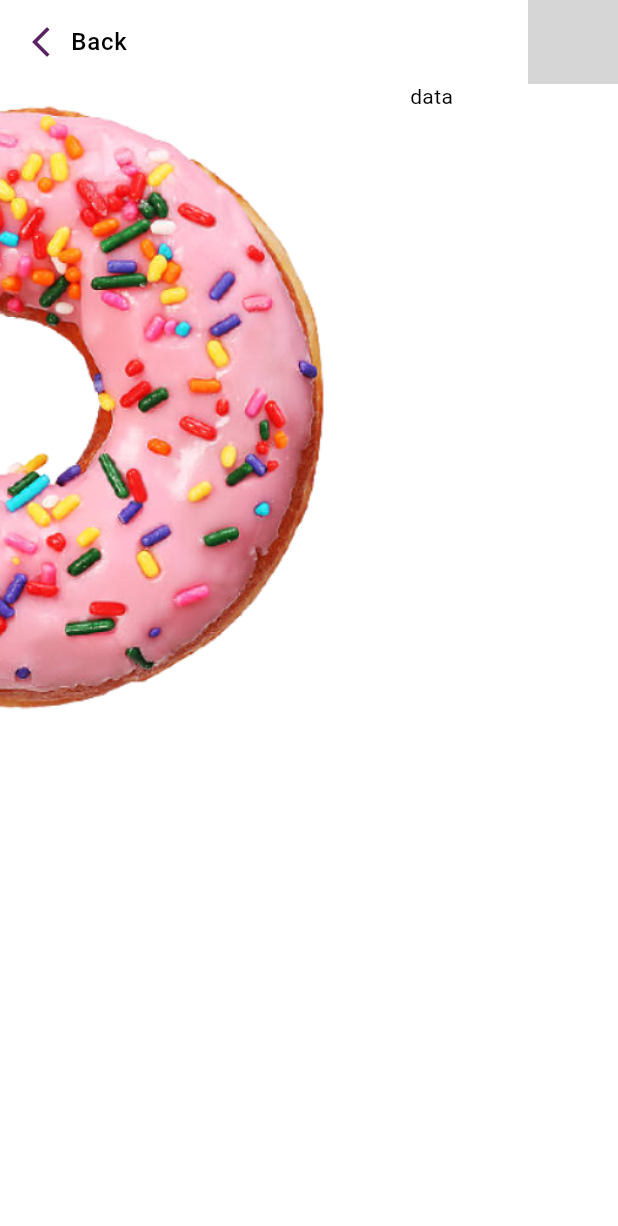
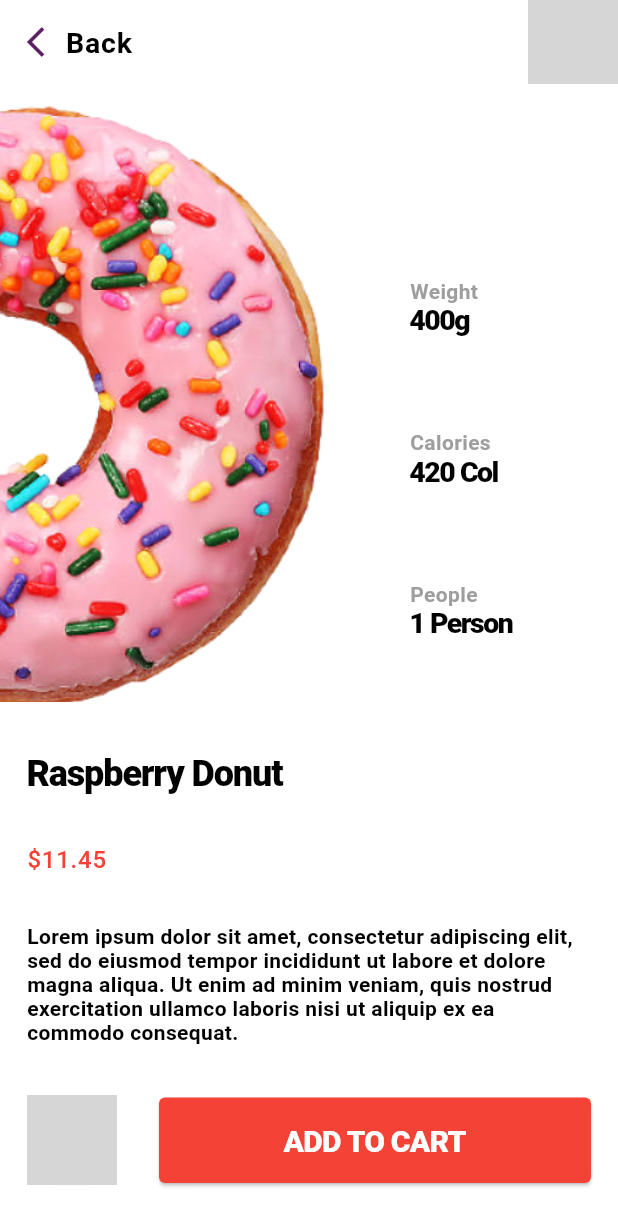
Before and after one commit to ABDERRAHMANE-OUALI/donut_delivery, a Flutter app: the ProductScreen screen opened directly, on a phone screen of 412 x 824 dp. Shown: the top 1226 px of the screen. Run offline on Flutter 3.47's test engine with Material 2 defaults, Android fonts, the phone set to English and light mode, and no system bars; drawn by our look-alikes of flutter_animate, rive; our stand-ins replace bloc, freezed_annotation; Roboto replaces fonts that are missing (Outfit); grey boxes are pictures that could not be loaded.

```diff
--- a/lib/const/const.dart
+++ /dev/null
@@ -1,6 +0,0 @@
-const categories = [
-  {"imgPath": "", "title": "All"},
-  {"imgPath": "", "title": "Burger"},
-  {"imgPath": "", "title": "Pizzq"},
-  {"imgPath": "", "title": "Desert"}
-];
--- a/lib/main.dart
+++ b/lib/main.dart
@@ -1,5 +1,5 @@
-import 'package:donut_delivery/const/theme.dart';
-import 'package:donut_delivery/screens/welcome_screen.dart';
+import 'package:donut_delivery/theme.dart';
+import 'package:donut_delivery/presentation/welcome_screen/welcome_screen.dart';
 import 'package:donut_delivery/utils/ui_helper.dart';
 import 'package:flutter/material.dart';
 
--- /dev/null
+++ b/lib/presentation/product_screen/product_screen.dart
@@ -0,0 +1,144 @@
+import 'package:donut_delivery/widgets/product_text_info.dart';
+import 'package:flutter/material.dart';
+import 'package:flutter_animate/flutter_animate.dart';
+import 'package:rive/rive.dart';
+
+class ProductScreen extends StatelessWidget {
+  @override
+  Widget build(BuildContext context) {
+    return Scaffold(
+      backgroundColor: Colors.white,
+      appBar: AppBar(
+        elevation: 0,
+        backgroundColor: Colors.white,
+        leadingWidth: 100,
+        leading: TextButton.icon(
+            onPressed: () {
+              Navigator.pop(context);
+            },
+            icon: const Icon(Icons.arrow_back_ios_new),
+            label: Text(
+              "Back",
+              style: Theme.of(context)
+                  .textTheme
+                  .bodyLarge
+                  ?.copyWith(fontWeight: FontWeight.bold, fontSize: 19),
+            )),
+        actions: const [
+          SizedBox(
+              height: 60,
+              width: 60,
+              child: RiveAnimation.asset(
+                "assets/shopping.riv",
+                artboard: "shopping",
+              ))
+        ],
+      ),
+      body: Column(
+        children: [
+          SizedBox(
+            height: MediaQuery.of(context).size.height / 2,
+            width: MediaQuery.of(context).size.width,
+            child: Stack(children: [
+              Positioned(
+                  left: -220,
+                  right: 180,
+                  child: Image.asset("assets/donut_4.png")
+                      .animate(delay: 500.ms)
+                      .rotate(curve: Curves.ease, duration: 600.ms)),
+              Positioned(
+                right: 70,
+                top: 130,
+                child: SizedBox(
+                  height: 240,
+                  child: Column(
+                    mainAxisAlignment: MainAxisAlignment.spaceBetween,
+                    crossAxisAlignment: CrossAxisAlignment.start,
+                    children: [
+                      const ProductTextInfo(
+                        text: 'Weight',
+                        info: "400g",
+                      ),
+                      const ProductTextInfo(
+                        text: 'Calories',
+                        info: "420 Col",
+                      ),
+                      const ProductTextInfo(
+                        text: 'People',
+                        info: "1 Person",
+                      ),
+                    ],
+                  ),
+                ),
+              )
+            ]),
+          ),
+          Expanded(
+            child: Padding(
+              padding: const EdgeInsets.symmetric(horizontal: 18.0),
+              child: Column(
+                crossAxisAlignment: CrossAxisAlignment.start,
+                mainAxisAlignment: MainAxisAlignment.spaceEvenly,
+                children: [
+                  Text(
+                    "Raspberry Donut",
+                    style: Theme.of(context).textTheme.displaySmall,
+                  ),
+                  Text(
+                    "\$11.45",
+                    style: Theme.of(context)
+                        .textTheme
+                        .bodyLarge
+                        ?.copyWith(color: Colors.red),
+                  ),
+                  const Text(
+                    "Lorem ipsum dolor sit amet, consectetur adipiscing elit, sed do eiusmod tempor incididunt ut labore et dolore magna aliqua. Ut enim ad minim veniam, quis nostrud exercitation ullamco laboris nisi ut aliquip ex ea commodo consequat.",
+                    style: TextStyle(fontWeight: FontWeight.bold),
+                  ),
+                  Row(
+                    mainAxisAlignment: MainAxisAlignment.spaceBetween,
+                    children: [
+                      Padding(
+                        padding: const EdgeInsets.only(right: 28.0),
+                        child: ClipRRect(
+                          borderRadius:
+                              const BorderRadius.all(Radius.circular(20)),
+                          child: Container(
+                              height: 60,
+                              width: 60,
+                              color: Colors.grey[200],
+                              child: const RiveAnimation.asset(
+                                "assets/heart.riv",
+                                artboard: "heart",
+                              )),
+                        ),
+                      ),
+                      Expanded(
+                        child: ElevatedButton(
+                          style: const ButtonStyle(
+                              padding:
+                                  MaterialStatePropertyAll(EdgeInsets.all(17)),
+                              backgroundColor:
+                                  MaterialStatePropertyAll(Colors.red),
+                              elevation: MaterialStatePropertyAll(1)),
+                          onPressed: () {},
+                          child: Text(
+                            "ADD TO CART",
+                            style: Theme.of(context)
+                                .textTheme
+                                .headlineMedium
+                                ?.copyWith(color: Colors.white),
+                          ),
+                        ),
+                      )
+                    ],
+                  )
+                ],
+              ),
+            ),
+          )
+        ],
+      ),
+    );
+  }
+}
--- a/lib/screens/vendor_screen.dart
+++ b/lib/presentation/vendor_screen/vendor_screen.dart
@@ -1,5 +1,5 @@
 import 'package:donut_delivery/data.dart';
-import 'package:donut_delivery/screens/product_screen.dart';
+import 'package:donut_delivery/presentation/product_screen/product_screen.dart';
 import 'package:flutter/material.dart';
 import 'package:flutter_animate/flutter_animate.dart';
 import 'package:rive/rive.dart';
--- /dev/null
+++ b/lib/presentation/welcome_screen/bloc/donuts_event.dart
@@ -0,0 +1,4 @@
+part of 'donuts_bloc.dart';
+
+@immutable
+abstract class DonutsChange {}
--- a/lib/screens/product_screen.dart
+++ /dev/null
@@ -1,49 +0,0 @@
-import 'package:flutter/material.dart';
-import 'package:flutter_animate/flutter_animate.dart';
-import 'package:rive/rive.dart';
-
-class ProductScreen extends StatelessWidget {
-  @override
-  Widget build(BuildContext context) {
-    return Scaffold(
-      backgroundColor: Colors.white,
-      appBar: AppBar(
-        elevation: 0,
-        backgroundColor: Colors.white,
-        leadingWidth: 100,
-        leading: TextButton.icon(
-            onPressed: () {
-              Navigator.pop(context);
-            },
-            icon: const Icon(Icons.arrow_back_ios_new),
-            label: Text(
-              "Back",
-              style: Theme.of(context).textTheme.bodyLarge,
-            )),
-        actions: [
-          const SizedBox(
-              height: 60,
-              width: 60,
-              child: RiveAnimation.asset(
-                "assets/shopping.riv",
-                artboard: "shopping",
-              ))
-        ],
-      ),
-      body: Stack(children: [
-        Positioned(
-            left: -220,
-            right: 180,
-            child: Image.asset("assets/donut_4.png")
-                .animate(delay: 500.ms)
-                .rotate(curve: Curves.ease, duration: 600.ms)),
-        Positioned(
-          right: 110,
-          child: Column(
-            children: [Text("data")],
-          ),
-        )
-      ]),
-    );
-  }
-}
--- a/lib/const/theme.dart
+++ b/lib/theme.dart
@@ -2,7 +2,7 @@
 
 import 'package:flutter/material.dart';
 
-import '../utils/ui_helper.dart';
+import 'utils/ui_helper.dart';
 
 class AppTheme {
   ///LIGHT MODE
--- a/lib/utils/ui_helper.dart
+++ b/lib/utils/ui_helper.dart
@@ -24,10 +24,6 @@ const double space4x = 4 * _baseSpacing;
 //5X SPACING
 const double space5x = 5 * _baseSpacing;
 
-//SCREEN MULTIPLIERS
-double get rWidthMultiplier => SizeConfig.widthMultiplier;
-double get rHeightMultiplier => SizeConfig.heightMultiplier;
-
 double rw(double width) => SizeConfig.setWidth(width);
 double rh(double height) => SizeConfig.setHeight(height);
 double rf(double size) => SizeConfig.setSp(size);
--- a/lib/widgets/product_text_info.dart
+++ b/lib/widgets/product_text_info.dart
@@ -0,0 +1,26 @@
+import 'package:flutter/material.dart';
+
+class ProductTextInfo extends StatelessWidget {
+  final String text;
+  final String info;
+
+  const ProductTextInfo({super.key, required this.text, required this.info});
+
+  @override
+  Widget build(BuildContext context) {
+    return Column(
+      crossAxisAlignment: CrossAxisAlignment.start,
+      children: [
+        Text(
+          text,
+          style: TextStyle(fontWeight: FontWeight.bold, color: Colors.grey),
+        ),
+        Text(
+          info,
+          style:
+              Theme.of(context).textTheme.displayMedium?.copyWith(fontSize: 19),
+        )
+      ],
+    );
+  }
+}
--- a/lib/widgets/store_item.dart
+++ b/lib/widgets/store_item.dart
@@ -1,4 +1,4 @@
-import 'package:donut_delivery/models/store_item.dart';
+import 'package:donut_delivery/data/models/store_item.dart';
 import 'package:flutter/material.dart';
 import 'package:rive/rive.dart';
 
--- a/lib/widgets/stores_list.dart
+++ b/lib/widgets/stores_list.dart
@@ -1,5 +1,5 @@
-import 'package:donut_delivery/models/store_item.dart';
-import 'package:donut_delivery/screens/vendor_screen.dart';
+import 'package:donut_delivery/data/models/store_item.dart';
+import 'package:donut_delivery/presentation/vendor_screen/vendor_screen.dart';
 import 'package:donut_delivery/widgets/store_item.dart';
 import 'package:flutter/material.dart';
 import 'package:flutter_animate/flutter_animate.dart';
--- a/pubspec.yaml
+++ b/pubspec.yaml
@@ -37,10 +37,14 @@ dependencies:
   cupertino_icons: ^1.0.2
   rive: ^0.10.4
   flutter_animate: ^4.1.1+1
+  bloc: ^8.1.1
+  flutter_bloc: ^8.1.2
+  freezed_annotation: ^2.2.0
 
 dev_dependencies:
   flutter_test:
     sdk: flutter
+  freezed: ^2.3.2
 
   # The "flutter_lints" package below contains a set of recommended lints to
   # encourage good coding practices. The lint set provided by the package is
@@ -48,6 +52,7 @@ dev_dependencies:
   # package. See that file for information about deactivating specific lint
   # rules and activating additional ones.
   flutter_lints: ^2.0.0
+  build_runner: ^2.3.3
 
 # For information on the generic Dart part of this file, see the
 # following page: https://dart.dev/tools/pub/pubspec
```
Also changed, not shown: lib/data.dart (+7 -0 lines), lib/presentation/welcome_screen/bloc/donuts_bloc.dart (added, +14 -0 lines), lib/presentation/welcome_screen/bloc/donuts_state.dart (added, +8 -0 lines), lib/utils/sized_config.dart (+2 -137 lines), lib/data/models/store_item.dart (renamed from lib/models/store_item.dart), lib/presentation/welcome_screen/welcome_screen.dart (renamed from lib/screens/welcome_screen.dart), pubspec.lock.
